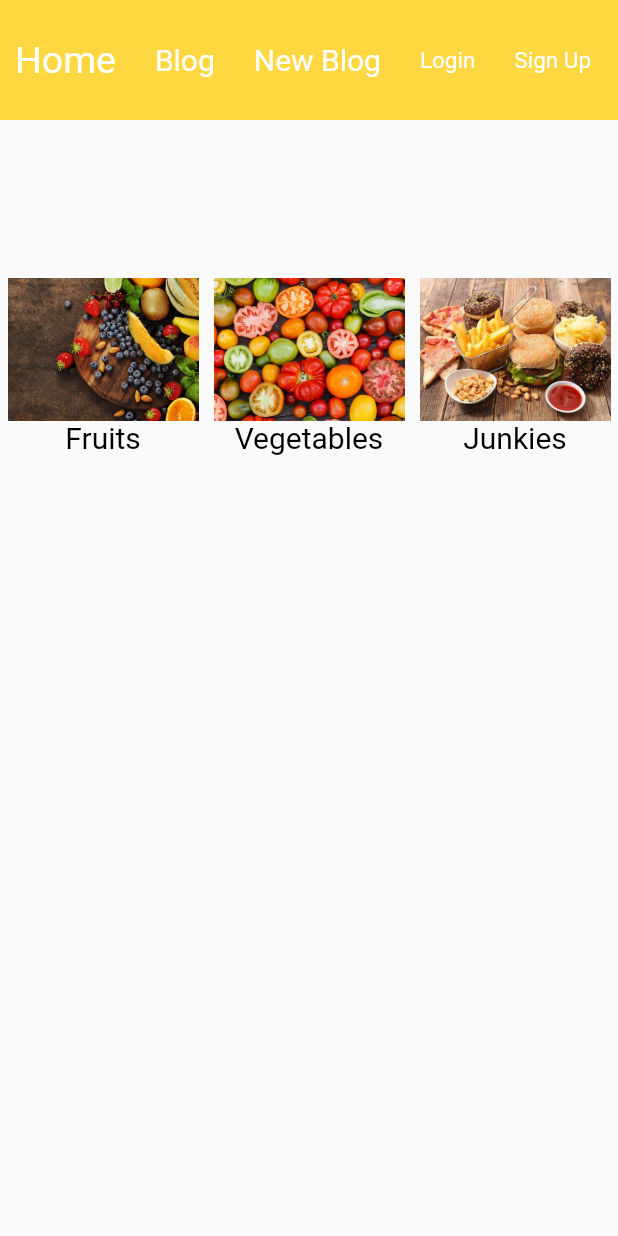
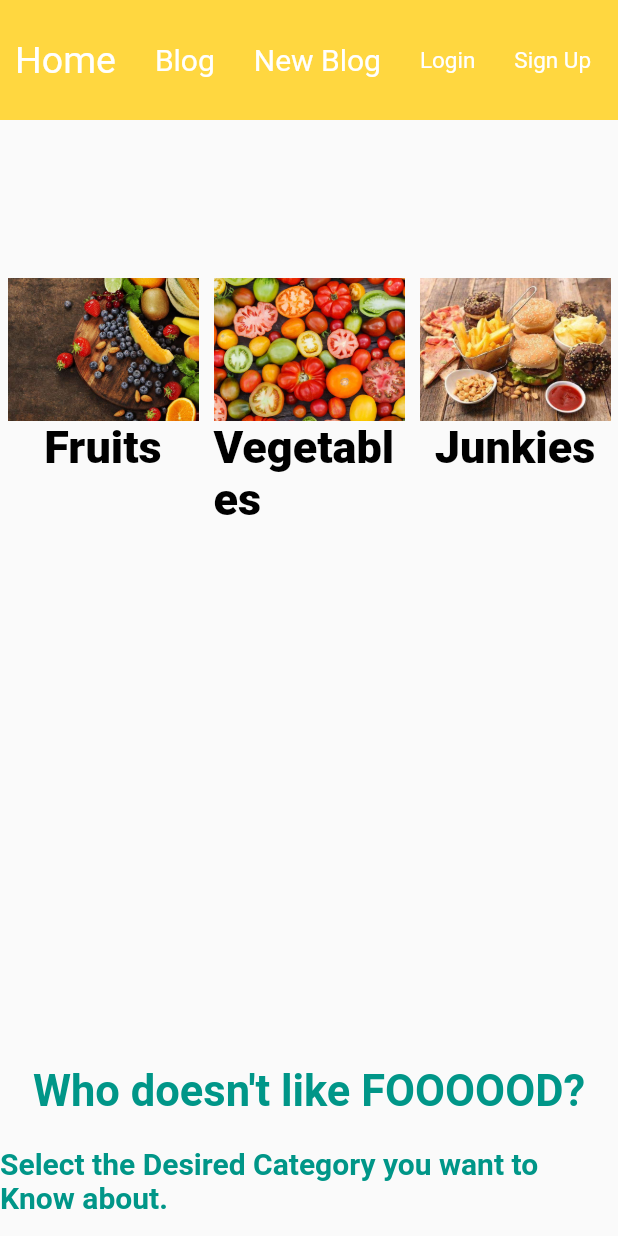
Before and after one commit to abhirup-deb/Blog_flutterWeb, a Flutter app: the screen it shows after launch, on a phone screen of 412 x 824 dp. Run offline on Flutter 3.47's test engine with Material 2 defaults, Android fonts, the phone set to English and light mode, and no system bars.

Commit message:
Text Added

```diff
--- a/lib/Homepage.dart
+++ b/lib/Homepage.dart
@@ -47,7 +47,7 @@ class _HomeState extends State<Home>{
               height: 100.0,
             ),
             Container(
-              height: 400.0,
+              height: 500.0,
               width: MediaQuery.of(context).size.width,
               padding: EdgeInsets.all(5.0),
               child: Row(
@@ -62,6 +62,24 @@ class _HomeState extends State<Home>{
                   ),
                   ImageCard(img: "Junkies"),
                 ],
+              ),
+            ),
+            SizedBox(
+              height: 30,
+            ),
+            Center(
+              child: Text("Who doesn't like FOOOOOD?",
+                style: TextStyle(color: Colors.teal,fontWeight: FontWeight.bold,fontSize: 29.0),
+              ),
+            ),
+            SizedBox(
+              height: 20.0,
+            ),
+            Center(
+              child: Container(
+                child: Text("Select the Desired Category you want to Know about.",
+                style: TextStyle(color: Colors.teal,fontWeight: FontWeight.bold,fontSize: 20.0),
+                ),
               ),
             ),
           ],
@@ -86,7 +104,7 @@ class ImageCard extends StatelessWidget {
             Image(image: AssetImage("images/$img.jpg")),
             Text(
               "$img",
-              style: TextStyle(color: Colors.black,fontWeight: FontWeight.w400,fontSize: 20.0),
+              style: TextStyle(color: Colors.black,fontWeight: FontWeight.w900,fontSize: 30.0),
             )
           ],
         ),
```
